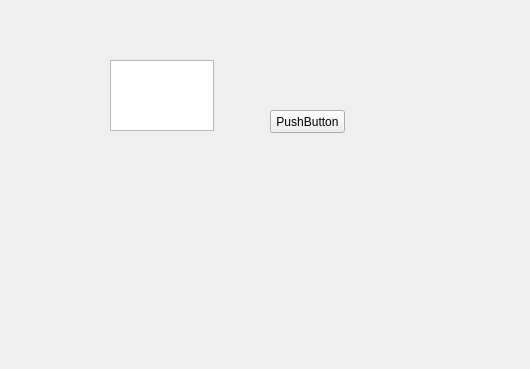
First picture: the form in TurkSubs/mainwindow.ui, repository chuongtrinh/TurkSubs, before the edit.
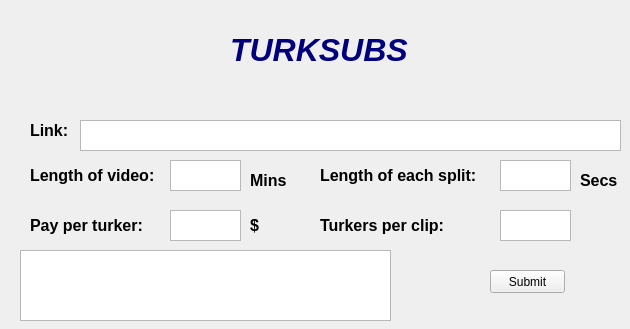
Second picture: the form after the edit.

What changed in the file:
```diff
--- a/TurkSubs/mainwindow.ui
+++ b/TurkSubs/mainwindow.ui
@@ -6,35 +6,202 @@
    <rect>
     <x>0</x>
     <y>0</y>
-    <width>530</width>
-    <height>369</height>
+    <width>630</width>
+    <height>329</height>
    </rect>
   </property>
   <property name="windowTitle">
    <string>Form1</string>
   </property>
   <widget class="QWidget" name="centralwidget">
-   <widget class="QTextEdit" name="textEdit">
+   <widget class="QPushButton" name="submitButton">
     <property name="geometry">
      <rect>
-      <x>110</x>
-      <y>60</y>
-      <width>104</width>
-      <height>71</height>
-     </rect>
-    </property>
-   </widget>
-   <widget class="QPushButton" name="pushButton">
-    <property name="geometry">
-     <rect>
-      <x>270</x>
-      <y>110</y>
+      <x>490</x>
+      <y>270</y>
       <width>75</width>
       <height>23</height>
      </rect>
     </property>
     <property name="text">
-     <string>PushButton</string>
+     <string>Submit</string>
+    </property>
+   </widget>
+   <widget class="QTextEdit" name="linkTextBox">
+    <property name="geometry">
+     <rect>
+      <x>80</x>
+      <y>120</y>
+      <width>541</width>
+      <height>31</height>
+     </rect>
+    </property>
+   </widget>
+   <widget class="QLabel" name="label">
+    <property name="geometry">
+     <rect>
+      <x>30</x>
+      <y>110</y>
+      <width>41</width>
+      <height>41</height>
+     </rect>
+    </property>
+    <property name="text">
+     <string>&lt;html&gt;&lt;head/&gt;&lt;body&gt;&lt;p&gt;&lt;span style=&quot; font-size:12pt; font-weight:600;&quot;&gt;Link:&lt;/span&gt;&lt;/p&gt;&lt;/body&gt;&lt;/html&gt;</string>
+    </property>
+   </widget>
+   <widget class="QLabel" name="videoLengthTextBox">
+    <property name="geometry">
+     <rect>
+      <x>30</x>
+      <y>160</y>
+      <width>141</width>
+      <height>31</height>
+     </rect>
+    </property>
+    <property name="text">
+     <string>&lt;html&gt;&lt;head/&gt;&lt;body&gt;&lt;p&gt;&lt;span style=&quot; font-size:12pt; font-weight:600;&quot;&gt;Length of video:&lt;/span&gt;&lt;/p&gt;&lt;/body&gt;&lt;/html&gt;</string>
+    </property>
+   </widget>
+   <widget class="QTextEdit" name="lengthTextBox">
+    <property name="geometry">
+     <rect>
+      <x>170</x>
+      <y>160</y>
+      <width>71</width>
+      <height>31</height>
+     </rect>
+    </property>
+   </widget>
+   <widget class="QLabel" name="label_3">
+    <property name="geometry">
+     <rect>
+      <x>320</x>
+      <y>160</y>
+      <width>181</width>
+      <height>31</height>
+     </rect>
+    </property>
+    <property name="text">
+     <string>&lt;html&gt;&lt;head/&gt;&lt;body&gt;&lt;p&gt;&lt;span style=&quot; font-size:12pt; font-weight:600;&quot;&gt;Length of each split:&lt;/span&gt;&lt;/p&gt;&lt;/body&gt;&lt;/html&gt;</string>
+    </property>
+   </widget>
+   <widget class="QTextEdit" name="splitLengthTextBox">
+    <property name="geometry">
+     <rect>
+      <x>500</x>
+      <y>160</y>
+      <width>71</width>
+      <height>31</height>
+     </rect>
+    </property>
+   </widget>
+   <widget class="QLabel" name="videoLengthTextBox_2">
+    <property name="geometry">
+     <rect>
+      <x>30</x>
+      <y>210</y>
+      <width>141</width>
+      <height>31</height>
+     </rect>
+    </property>
+    <property name="text">
+     <string>&lt;html&gt;&lt;head/&gt;&lt;body&gt;&lt;p&gt;&lt;span style=&quot; font-size:12pt; font-weight:600;&quot;&gt;Pay per turker:&lt;/span&gt;&lt;/p&gt;&lt;/body&gt;&lt;/html&gt;</string>
+    </property>
+   </widget>
+   <widget class="QTextEdit" name="payTextBox">
+    <property name="geometry">
+     <rect>
+      <x>170</x>
+      <y>210</y>
+      <width>71</width>
+      <height>31</height>
+     </rect>
+    </property>
+   </widget>
+   <widget class="QLabel" name="videoLengthTextBox_3">
+    <property name="geometry">
+     <rect>
+      <x>320</x>
+      <y>210</y>
+      <width>171</width>
+      <height>31</height>
+     </rect>
+    </property>
+    <property name="text">
+     <string>&lt;html&gt;&lt;head/&gt;&lt;body&gt;&lt;p&gt;&lt;span style=&quot; font-size:12pt; font-weight:600;&quot;&gt;Turkers per clip:&lt;/span&gt;&lt;/p&gt;&lt;/body&gt;&lt;/html&gt;</string>
+    </property>
+   </widget>
+   <widget class="QTextEdit" name="numTurkerTextBox">
+    <property name="geometry">
+     <rect>
+      <x>500</x>
+      <y>210</y>
+      <width>71</width>
+      <height>31</height>
+     </rect>
+    </property>
+   </widget>
+   <widget class="QLabel" name="videoLengthTextBox_4">
+    <property name="geometry">
+     <rect>
+      <x>250</x>
+      <y>210</y>
+      <width>16</width>
+      <height>31</height>
+     </rect>
+    </property>
+    <property name="text">
+     <string>&lt;html&gt;&lt;head/&gt;&lt;body&gt;&lt;p&gt;&lt;span style=&quot; font-size:12pt; font-weight:600;&quot;&gt;$&lt;/span&gt;&lt;/p&gt;&lt;/body&gt;&lt;/html&gt;</string>
+    </property>
+   </widget>
+   <widget class="QLabel" name="videoLengthTextBox_5">
+    <property name="geometry">
+     <rect>
+      <x>230</x>
+      <y>20</y>
+      <width>191</width>
+      <height>61</height>
+     </rect>
+    </property>
+    <property name="text">
+     <string>&lt;html&gt;&lt;head/&gt;&lt;body&gt;&lt;p&gt;&lt;span style=&quot; font-size:24pt; font-weight:600; font-style:italic; color:#00007f;&quot;&gt;TURKSUBS&lt;/span&gt;&lt;/p&gt;&lt;/body&gt;&lt;/html&gt;</string>
+    </property>
+   </widget>
+   <widget class="QPlainTextEdit" name="plainTextEdit">
+    <property name="geometry">
+     <rect>
+      <x>20</x>
+      <y>250</y>
+      <width>371</width>
+      <height>71</height>
+     </rect>
+    </property>
+   </widget>
+   <widget class="QLabel" name="label_2">
+    <property name="geometry">
+     <rect>
+      <x>250</x>
+      <y>160</y>
+      <width>51</width>
+      <height>41</height>
+     </rect>
+    </property>
+    <property name="text">
+     <string>&lt;html&gt;&lt;head/&gt;&lt;body&gt;&lt;p&gt;&lt;span style=&quot; font-size:12pt; font-weight:600;&quot;&gt;Mins&lt;/span&gt;&lt;/p&gt;&lt;/body&gt;&lt;/html&gt;</string>
+    </property>
+   </widget>
+   <widget class="QLabel" name="label_4">
+    <property name="geometry">
+     <rect>
+      <x>580</x>
+      <y>160</y>
+      <width>51</width>
+      <height>41</height>
+     </rect>
+    </property>
+    <property name="text">
+     <string>&lt;html&gt;&lt;head/&gt;&lt;body&gt;&lt;p&gt;&lt;span style=&quot; font-size:12pt; font-weight:600;&quot;&gt;Secs&lt;/span&gt;&lt;/p&gt;&lt;/body&gt;&lt;/html&gt;</string>
     </property>
    </widget>
   </widget>
```
